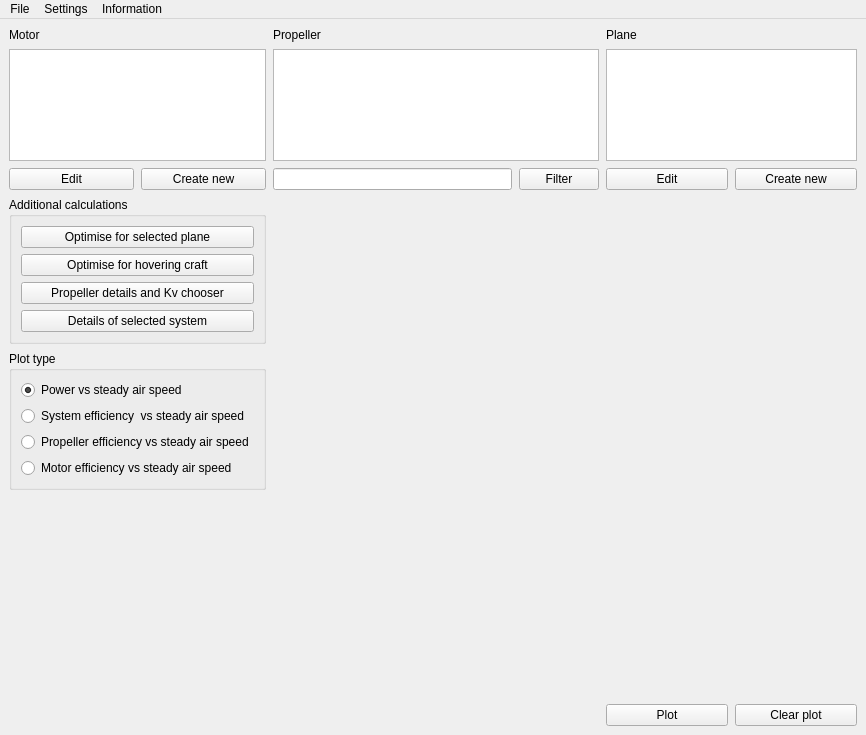
Qt form UI/main_window.ui (cadowd/proppy) before a commit.
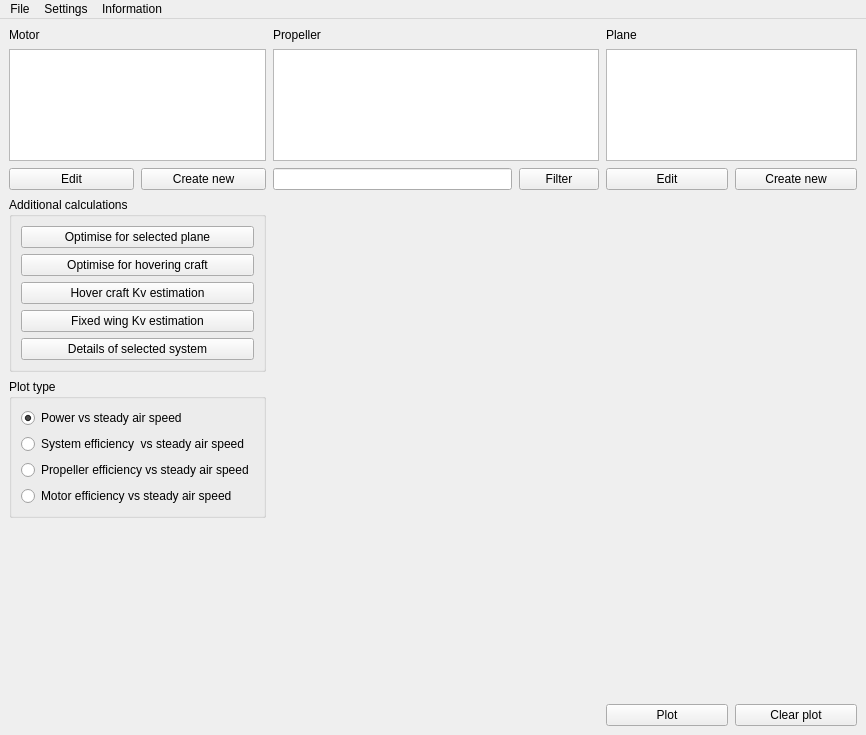
The same form after that commit.

Commit message:
Added hover Kv estimation tool
Can now get a reasonable estimation of the motor Kv required for a
hovering system.

```diff
--- a/UI/main_window.ui
+++ b/UI/main_window.ui
@@ -240,7 +240,14 @@
        <item>
         <widget class="QPushButton" name="pushButton_prop_dets">
          <property name="text">
-          <string>Propeller details and Kv chooser</string>
+          <string>Hover craft Kv estimation</string>
+         </property>
+        </widget>
+       </item>
+       <item>
+        <widget class="QPushButton" name="pushButton_fw_Kv_selection">
+         <property name="text">
+          <string>Fixed wing Kv estimation</string>
          </property>
         </widget>
        </item>
```
Left out of the diff: 5 changed lines with no effect on the pictures. The commit also changes 4 other files.
